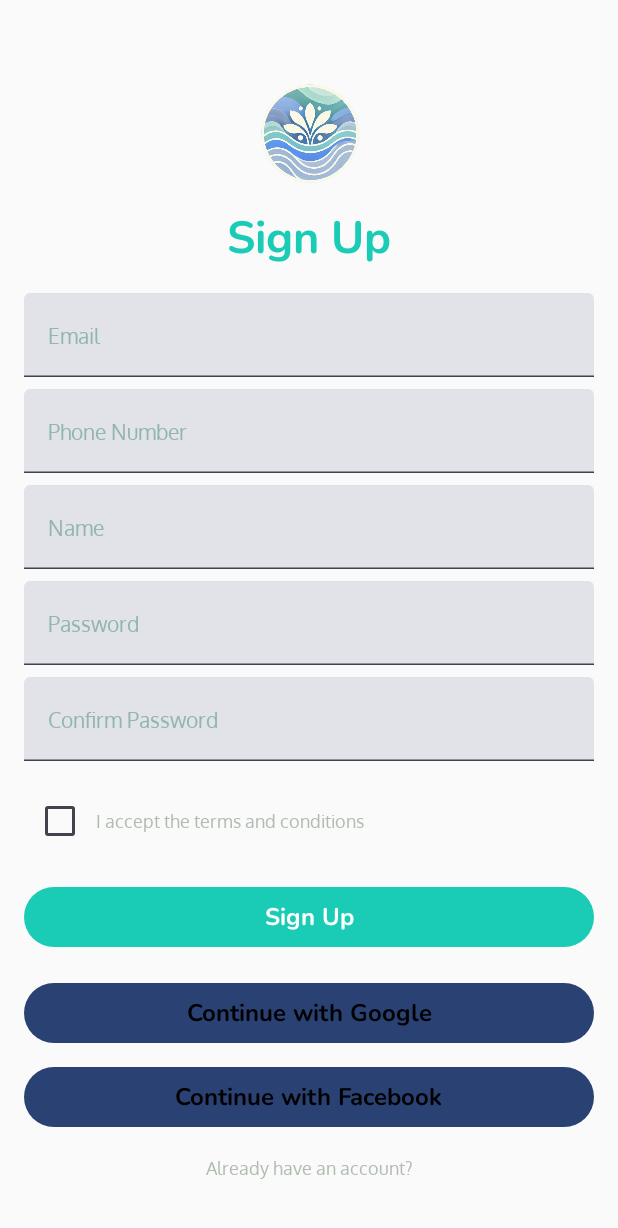
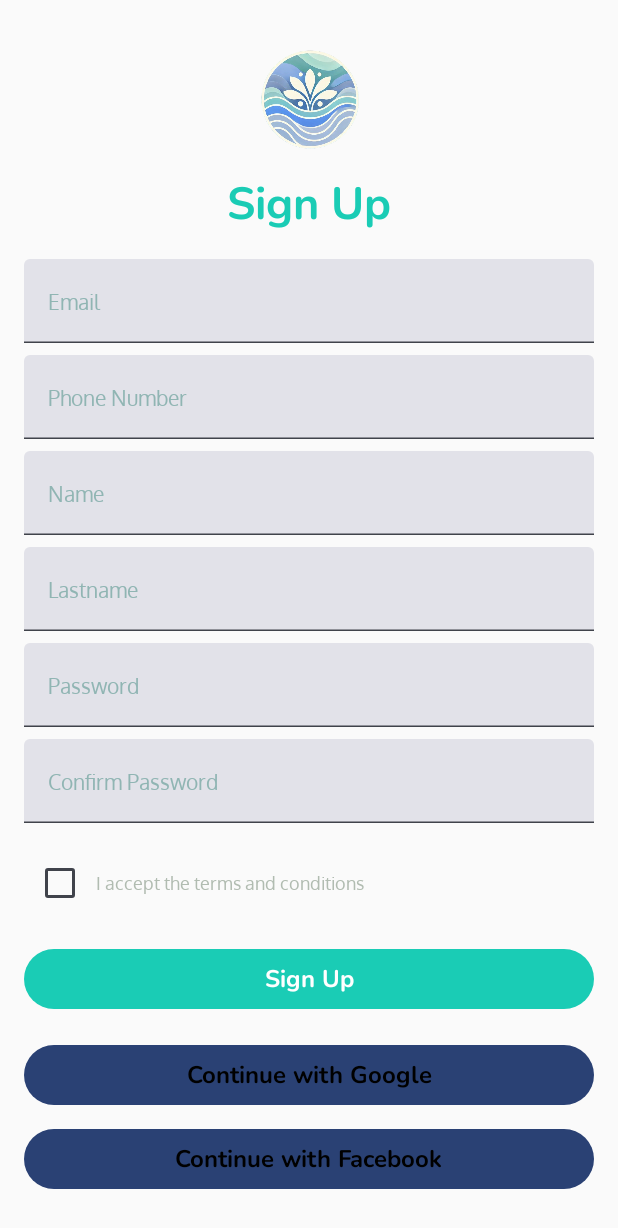
Before and after one commit to DarielMorua/RelaxApp, an Android app built with Jetpack Compose: the SignUpView screen opened through its navigation route, on a phone screen of 412 x 824 dp. Shown: the top 1228 px of the screen. Run offline under Robolectric (Android 15) with nearby library versions, the phone set to English and light mode, and no system bars; our stand-ins replace livedata-compose.

Commit message:
Se implementa mejor la  internacionalizacion y se arreglan datos que no se habian pedido en login y signup

```diff
--- a/app/src/main/java/com/example/relaxapp/views/login/LogInView.kt
+++ b/app/src/main/java/com/example/relaxapp/views/login/LogInView.kt
@@ -125,7 +125,7 @@ fun LogInView(viewModel: LogInViewModel, navController: NavController) {
         TextField(
             value = username,
             onValueChange = { viewModel.onUsernameChange(it) },
-            label = { Text(text = stringResource(id = R.string.username), style = MaterialTheme.typography.headlineSmall)},
+            label = { Text(text = stringResource(id = R.string.email), style = MaterialTheme.typography.headlineSmall)},
             keyboardOptions = KeyboardOptions(keyboardType = KeyboardType.Text),
             modifier = Modifier
                 .padding(start = 16.dp, end = 16.dp)
--- a/app/src/main/java/com/example/relaxapp/views/mainmenu/MainMenuView.kt
+++ b/app/src/main/java/com/example/relaxapp/views/mainmenu/MainMenuView.kt
@@ -175,7 +175,7 @@ fun MainMenu(viewModel: MainMenuViewModel, navController: NavController) {
 
             Column {
                 Text(
-                    text = "Ejercicios Recomendados",
+                    text = stringResource(id = R.string.recommendedExercises),
                     style = MaterialTheme.typography.headlineMedium,
                     color = Color.Gray,
                     modifier = Modifier.padding(bottom = 16.dp),
--- a/app/src/main/java/com/example/relaxapp/views/signup/SignUpView.kt
+++ b/app/src/main/java/com/example/relaxapp/views/signup/SignUpView.kt
@@ -96,7 +96,8 @@ val CustomTypography = Typography(
 fun SignUpView(signUpViewModel: SignUpViewModel, navController: NavController) {
     val email by signUpViewModel.email.observeAsState("")
     val telephone by signUpViewModel.telephone.observeAsState("")
-    val username by signUpViewModel.username.observeAsState("")
+    val name by signUpViewModel.name.observeAsState("")
+    val lastname by signUpViewModel.name.observeAsState("")
     val password by signUpViewModel.password.observeAsState("")
     val passwordConf by signUpViewModel.passwordConf.observeAsState("")
     val termsAccepted by signUpViewModel.termsAccepted.observeAsState(false)
@@ -151,11 +152,24 @@ fun SignUpView(signUpViewModel: SignUpViewModel, navController: NavController) {
 
         Spacer(modifier = Modifier.height(8.dp))
 
-        // usuario
+        // nombre
         TextField(
-            value = username,
+            value = name,
             onValueChange = { signUpViewModel.onUsernameChange(it) },
             label = { Text(text = stringResource(id = R.string.name) , style = MaterialTheme.typography.headlineSmall) },
+            keyboardOptions = KeyboardOptions(keyboardType = KeyboardType.Text),
+            modifier = Modifier
+                .fillMaxWidth()
+                .background(Color.White, shape = MaterialTheme.shapes.small)
+        )
+
+        Spacer(modifier = Modifier.height(8.dp))
+
+        // apellido
+        TextField(
+            value = lastname,
+            onValueChange = { signUpViewModel.onLastnameChange(it) },
+            label = { Text(text = stringResource(id = R.string.lastname) , style = MaterialTheme.typography.headlineSmall) },
             keyboardOptions = KeyboardOptions(keyboardType = KeyboardType.Text),
             modifier = Modifier
                 .fillMaxWidth()
--- a/app/src/main/java/com/example/relaxapp/views/signup/SignUpViewModel.kt
+++ b/app/src/main/java/com/example/relaxapp/views/signup/SignUpViewModel.kt
@@ -11,8 +11,11 @@ class SignUpViewModel : ViewModel() {
     private val _email = MutableLiveData("")
     val email: LiveData<String> = _email
 
-    private val _username = MutableLiveData("")
-    val username: LiveData<String> = _username
+    private val _name = MutableLiveData("")
+    val name: LiveData<String> = _name
+
+    private val _lastname = MutableLiveData("")
+    val lastname: LiveData<String> = _lastname
 
     private val _password = MutableLiveData("")
     val password: LiveData<String> = _password
@@ -32,7 +35,11 @@ class SignUpViewModel : ViewModel() {
     }
 
     fun onUsernameChange(newUsername: String) {
-        _username.value = newUsername
+        _name.value = newUsername
+    }
+
+    fun onLastnameChange(newUsername: String) {
+        _lastname.value = newUsername
     }
 
     fun onPasswordChange(newPassword: String) {
--- a/app/src/main/res/values/strings.xml
+++ b/app/src/main/res/values/strings.xml
@@ -44,5 +44,6 @@
     <string name="appoinments">Appointments</string>
     <string name="need_help">Need help?</string>
     <string name="faqs">FAQs</string>
+    <string name="recommendedExercises">Recommended Exercises</string>
 
 </resources>
```
Also changed, not shown: 1 other file.
